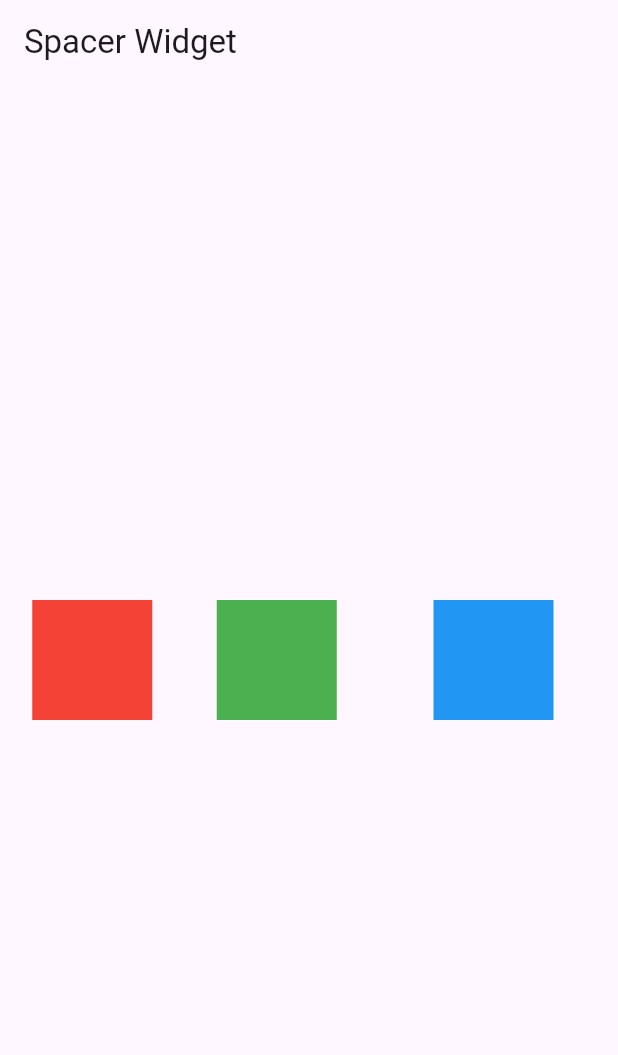
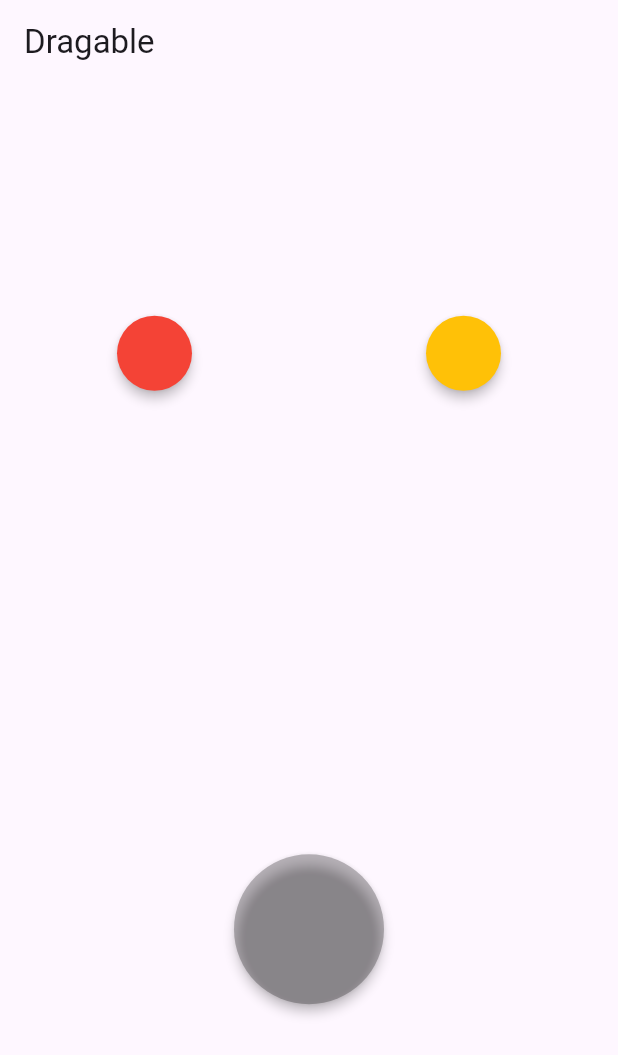
Before and after one commit to nentinur/Speedrun-Belajar-Flutter, a Flutter app: the screen it shows after launch, on a phone screen of 412 x 824 dp. Shown: the top 1055 px of the screen. Run offline on Flutter 3.47's test engine with Material 3 defaults, Android fonts, the phone set to English and light mode, and no system bars.

Commit message:
Draggable dan Drag target

```diff
--- a/lib/main.dart
+++ b/lib/main.dart
@@ -6,51 +6,121 @@ void main() {
   runApp(const MyApp());
 }
 
-// untuk mengatur ukuran space kosong
-
-class MyApp extends StatelessWidget {
+class MyApp extends StatefulWidget {
   const MyApp({super.key});
 
+  @override
+  State<MyApp> createState() => _MyAppState();
+}
+
+class _MyAppState extends State<MyApp> {
+  Color color1 = Colors.red;
+  Color color2 = Colors.amber;
+  Color targetColor = Colors.black;
+  bool isAccepted = false;
   @override
   Widget build(BuildContext context) {
     return MaterialApp(
       home: Scaffold(
         appBar: AppBar(
-          title: Text("Spacer Widget"),
+          title: Text("Dragable"),
         ),
-        body: Center(
-            child: Row(
-          // mainAxisAlignment: MainAxisAlignment.spaceBetween,
+        body: Column(
+          mainAxisAlignment: MainAxisAlignment.spaceAround,
           children: [
-            Spacer(
-              flex: 1,
+            Row(
+              mainAxisAlignment: MainAxisAlignment.spaceAround,
+              children: <Widget>[
+                Draggable<Color>(
+                  data: color1,
+                  child: SizedBox(
+                    width: 50,
+                    height: 50,
+                    child: Material(
+                      color: color1,
+                      shape: StadiumBorder(),
+                      elevation: 3,
+                    ),
+                  ),
+                  childWhenDragging: const SizedBox(
+                    width: 50,
+                    height: 50,
+                    child: Material(
+                      color: Colors.black26,
+                      shape: StadiumBorder(),
+                    ),
+                  ),
+                  feedback: SizedBox(
+                    width: 50,
+                    height: 50,
+                    child: Material(
+                      color: color1.withOpacity(0.5),
+                      shape: StadiumBorder(),
+                      elevation: 3,
+                    ),
+                  ),
+                ),
+                Draggable<Color>(
+                  data: color2,
+                  child: SizedBox(
+                    width: 50,
+                    height: 50,
+                    child: Material(
+                      color: color2,
+                      shape: StadiumBorder(),
+                      elevation: 3,
+                    ),
+                  ),
+                  childWhenDragging: const SizedBox(
+                    width: 50,
+                    height: 50,
+                    child: Material(
+                      color: Colors.black26,
+                      shape: StadiumBorder(),
+                    ),
+                  ),
+                  feedback: SizedBox(
+                    width: 50,
+                    height: 50,
+                    child: Material(
+                      color: color2.withOpacity(0.5),
+                      shape: StadiumBorder(),
+                      elevation: 3,
+                    ),
+                  ),
+                ),
+              ],
             ),
-            Container(
-              width: 80,
-              height: 80,
-              color: Colors.red,
-            ),
-            Spacer(
-              flex: 2,
-            ),
-            Container(
-              width: 80,
-              height: 80,
-              color: Colors.green,
-            ),
-            Spacer(
-              flex: 3,
-            ),
-            Container(
-              width: 80,
-              height: 80,
-              color: Colors.blue,
-            ),
-            Spacer(
-              flex: 2,
+            DragTarget<Color>(
+              onWillAccept: (value) => true,
+              onAccept: (value) {
+                isAccepted = true;
+                targetColor = value;
+              },
+              builder: (context, candidates, rejected) {
+                return (isAccepted)
+                    ? SizedBox(
+                        width: 100,
+                        height: 100,
+                        child: Material(
+                          color: targetColor,
+                          shape: StadiumBorder(),
+                          elevation: 3,
+                        ),
+                      )
+                    : SizedBox(
+                        width: 100,
+                        height: 100,
+                        child: Material(
+                          color: Colors.black26,
+                          shape: StadiumBorder(),
+                          elevation: 3,
+                        ),
+                      );
+              },
             )
           ],
-        )),
+        ),
       ),
     );
   }
```
